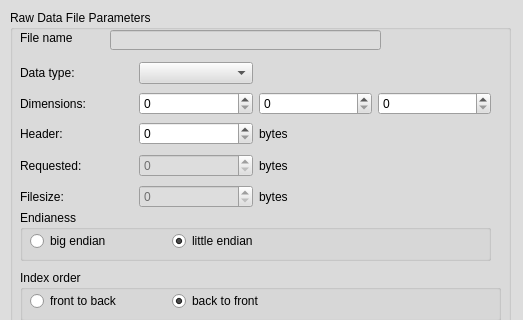
Old version of the form MorphoDig/Qt/mqOpenRawDialog.ui in the repository morphomuseum/MorphoDig; both pictures show x 0 to 523 and y 0 to 320 of the 523 by 480 pixel window.
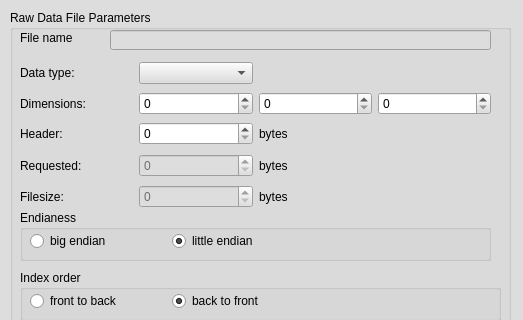
New version of the form.

Commit message: open raw file function works now!

```diff
--- a/MorphoDig/Qt/mqOpenRawDialog.ui
+++ b/MorphoDig/Qt/mqOpenRawDialog.ui
@@ -836,7 +836,7 @@
     <rect>
      <x>110</x>
      <y>30</y>
-     <width>271</width>
+     <width>381</width>
      <height>20</height>
     </rect>
    </property>
```
The commit also changes 1 other file.
